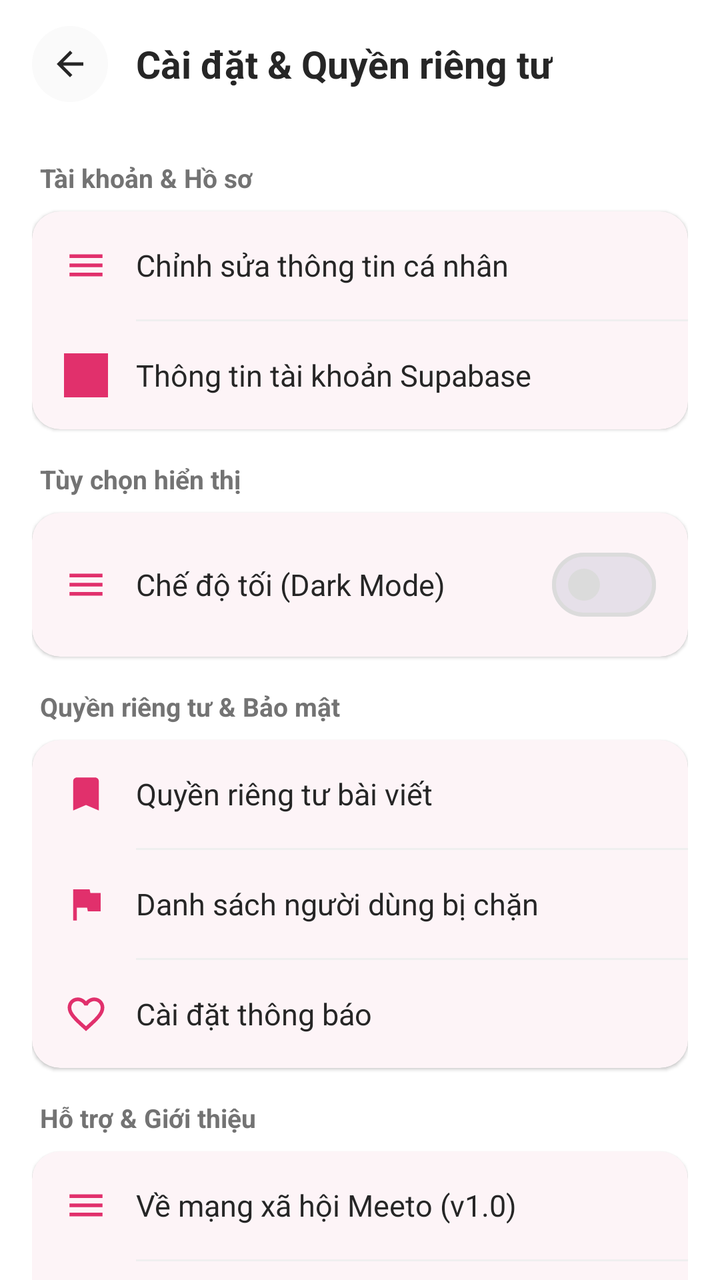
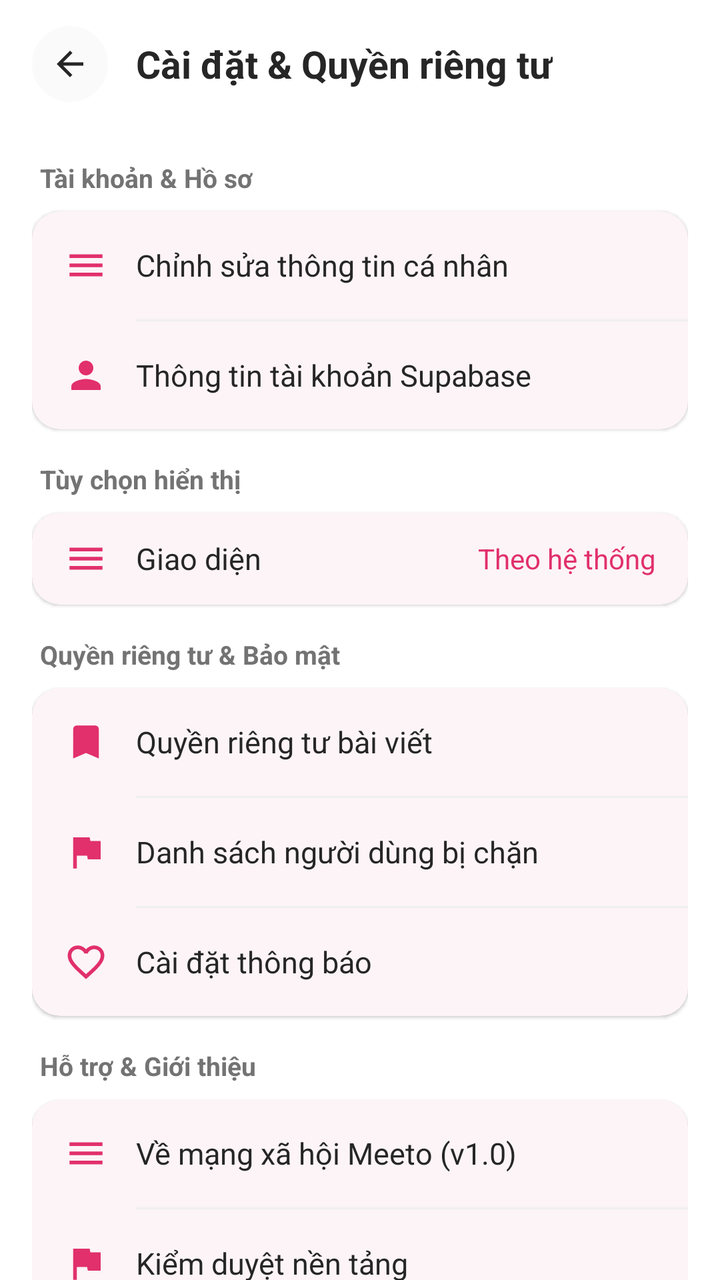

An Android layout rendered at two revisions. The XML below is the earlier revision; the diff shows what the commit changed to produce the second picture.
<!-- AndroidManifest.xml: application theme Theme.MeetoMXH -->
<!-- res/layout/activity_settings.xml -->
<?xml version="1.0" encoding="utf-8"?>
<LinearLayout xmlns:android="http://schemas.android.com/apk/res/android"
    xmlns:app="http://schemas.android.com/apk/res-auto"
    xmlns:tools="http://schemas.android.com/tools"
    android:layout_width="match_parent"
    android:layout_height="match_parent"
    android:background="@color/app_bg"
    android:orientation="vertical"
    tools:context=".SettingsActivity">

    
    <com.google.android.material.appbar.AppBarLayout
        android:layout_width="match_parent"
        android:layout_height="wrap_content"
        android:background="@color/surface_bg"
        android:fitsSystemWindows="true"
        app:elevation="1dp">

        <androidx.appcompat.widget.Toolbar
            android:id="@+id/toolbarSettings"
            android:layout_width="match_parent"
            android:layout_height="?attr/actionBarSize">

            <LinearLayout
                android:layout_width="match_parent"
                android:layout_height="match_parent"
                android:gravity="center_vertical"
                android:orientation="horizontal">

                <ImageView
                    android:id="@+id/btnBack"
                    android:layout_width="38dp"
                    android:layout_height="38dp"
                    android:background="@drawable/bg_icon_circle"
                    android:clickable="true"
                    android:contentDescription="Quay lại"
                    android:focusable="true"
                    android:padding="9dp"
                    android:src="@drawable/ic_arrow_back"
                    app:tint="@color/text_primary" />

                <TextView
                    android:layout_width="wrap_content"
                    android:layout_height="wrap_content"
                    android:layout_marginStart="14dp"
                    android:fontFamily="sans-serif-bold"
                    android:text="Cài đặt &amp; Quyền riêng tư"
                    android:textColor="@color/text_primary"
                    android:textSize="19sp"
                    android:textStyle="bold" />

            </LinearLayout>

        </androidx.appcompat.widget.Toolbar>

    </com.google.android.material.appbar.AppBarLayout>

    <androidx.core.widget.NestedScrollView
        android:id="@+id/settingsScroll"
        android:layout_width="match_parent"
        android:layout_height="match_parent"
        android:fillViewport="true">

        <LinearLayout
            android:layout_width="match_parent"
            android:layout_height="wrap_content"
            android:orientation="vertical"
            android:padding="16dp">

            
            <TextView
                android:layout_width="wrap_content"
                android:layout_height="wrap_content"
                android:layout_marginStart="4dp"
                android:layout_marginBottom="8dp"
                android:text="Tài khoản &amp; Hồ sơ"
                android:textColor="@color/text_secondary"
                android:textSize="13sp"
                android:textStyle="bold" />

            <com.google.android.material.card.MaterialCardView
                style="@style/Widget.Meeto.Card"
                android:layout_width="match_parent"
                android:layout_height="wrap_content"
                android:layout_marginBottom="16dp"
                app:cardCornerRadius="14dp">

                <LinearLayout
                    android:layout_width="match_parent"
                    android:layout_height="wrap_content"
                    android:orientation="vertical">

                    
                    <LinearLayout
                        android:id="@+id/rowEditProfile"
                        android:layout_width="match_parent"
                        android:layout_height="54dp"
                        android:background="?android:attr/selectableItemBackground"
                        android:clickable="true"
                        android:focusable="true"
                        android:gravity="center_vertical"
                        android:paddingHorizontal="16dp">

                        <ImageView
                            android:layout_width="22dp"
                            android:layout_height="22dp"
                            android:contentDescription="@null"
                            android:src="@drawable/ic_menu"
                            app:tint="@color/brand_blue" />

                        <TextView
                            android:layout_width="0dp"
                            android:layout_height="wrap_content"
                            android:layout_marginStart="14dp"
                            android:layout_weight="1"
                            android:text="Chỉnh sửa thông tin cá nhân"
                            android:textColor="@color/text_primary"
                            android:textSize="15sp" />

                    </LinearLayout>

                    <View
                        android:layout_width="match_parent"
                        android:layout_height="1dp"
                        android:layout_marginStart="52dp"
                        android:background="@color/divider_color" />

                    
                    <LinearLayout
                        android:id="@+id/rowAccountInfo"
                        android:layout_width="match_parent"
                        android:layout_height="54dp"
                        android:background="?android:attr/selectableItemBackground"
                        android:clickable="true"
                        android:focusable="true"
                        android:gravity="center_vertical"
                        android:paddingHorizontal="16dp">

                        <ImageView
                            android:layout_width="22dp"
                            android:layout_height="22dp"
                            android:contentDescription="@null"
                            android:src="@drawable/avatar_neutral"
                            app:tint="@color/brand_blue" />

                        <TextView
                            android:layout_width="0dp"
                            android:layout_height="wrap_content"
                            android:layout_marginStart="14dp"
                            android:layout_weight="1"
                            android:text="Thông tin tài khoản Supabase"
                            android:textColor="@color/text_primary"
                            android:textSize="15sp" />

                    </LinearLayout>

                </LinearLayout>

            </com.google.android.material.card.MaterialCardView>

            
            <TextView
                android:layout_width="wrap_content"
                android:layout_height="wrap_content"
                android:layout_marginStart="4dp"
                android:layout_marginBottom="8dp"
                android:text="Tùy chọn hiển thị"
                android:textColor="@color/text_secondary"
                android:textSize="13sp"
                android:textStyle="bold" />

            <com.google.android.material.card.MaterialCardView
                style="@style/Widget.Meeto.Card"
                android:layout_width="match_parent"
                android:layout_height="wrap_content"
                android:layout_marginBottom="16dp"
                app:cardCornerRadius="14dp">

                <LinearLayout
                    android:layout_width="match_parent"
                    android:layout_height="wrap_content"
                    android:gravity="center_vertical"
                    android:orientation="horizontal"
                    android:paddingHorizontal="16dp"
                    android:paddingVertical="12dp">

                    <ImageView
                        android:layout_width="22dp"
                        android:layout_height="22dp"
                        android:contentDescription="@null"
                        android:src="@drawable/ic_menu"
                        app:tint="@color/brand_blue" />

                    <TextView
                        android:layout_width="0dp"
                        android:layout_height="wrap_content"
                        android:layout_marginStart="14dp"
                        android:layout_weight="1"
                        android:text="Chế độ tối (Dark Mode)"
                        android:textColor="@color/text_primary"
                        android:textSize="15sp" />

                    <com.google.android.material.materialswitch.MaterialSwitch
                        android:id="@+id/switchDarkModeSettings"
                        android:layout_width="wrap_content"
                        android:layout_height="wrap_content"
                        android:saveEnabled="false" />

                </LinearLayout>

            </com.google.android.material.card.MaterialCardView>

            
            <TextView
                android:layout_width="wrap_content"
                android:layout_height="wrap_content"
                android:layout_marginStart="4dp"
                android:layout_marginBottom="8dp"
                android:text="Quyền riêng tư &amp; Bảo mật"
                android:textColor="@color/text_secondary"
                android:textSize="13sp"
                android:textStyle="bold" />

            <com.google.android.material.card.MaterialCardView
                style="@style/Widget.Meeto.Card"
                android:layout_width="match_parent"
                android:layout_height="wrap_content"
                android:layout_marginBottom="16dp"
                app:cardCornerRadius="14dp">

                <LinearLayout
                    android:layout_width="match_parent"
                    android:layout_height="wrap_content"
                    android:orientation="vertical">

                    <LinearLayout
                        android:id="@+id/rowPrivacy"
                        android:layout_width="match_parent"
                        android:layout_height="54dp"
                        android:background="?android:attr/selectableItemBackground"
                        android:clickable="true"
                        android:focusable="true"
                        android:gravity="center_vertical"
                        android:paddingHorizontal="16dp">

                        <ImageView
                            android:layout_width="22dp"
                            android:layout_height="22dp"
                            android:contentDescription="@null"
                            android:src="@drawable/ic_bookmark"
                            app:tint="@color/brand_blue" />

                        <TextView
                            android:layout_width="0dp"
                            android:layout_height="wrap_content"
                            android:layout_marginStart="14dp"
                            android:layout_weight="1"
                            android:text="Quyền riêng tư bài viết"
                            android:textColor="@color/text_primary"
                            android:textSize="15sp" />

                    </LinearLayout>

                    <View
                        android:layout_width="match_parent"
                        android:layout_height="1dp"
                        android:layout_marginStart="52dp"
                        android:background="@color/divider_color" />

                    <LinearLayout
                        android:id="@+id/rowBlocked"
                        android:layout_width="match_parent"
                        android:layout_height="54dp"
                        android:background="?android:attr/selectableItemBackground"
                        android:clickable="true"
                        android:focusable="true"
                        android:gravity="center_vertical"
                        android:paddingHorizontal="16dp">

                        <ImageView
                            android:layout_width="22dp"
                            android:layout_height="22dp"
                            android:contentDescription="@null"
                            android:src="@drawable/ic_report"
                            app:tint="@color/brand_blue" />

                        <TextView
                            android:layout_width="0dp"
                            android:layout_height="wrap_content"
                            android:layout_marginStart="14dp"
                            android:layout_weight="1"
                            android:text="Danh sách người dùng bị chặn"
                            android:textColor="@color/text_primary"
                            android:textSize="15sp" />

                    </LinearLayout>

                    <View
                        android:layout_width="match_parent"
                        android:layout_height="1dp"
                        android:layout_marginStart="52dp"
                        android:background="@color/divider_color" />

                    <LinearLayout
                        android:id="@+id/rowNotificationsSetting"
                        android:layout_width="match_parent"
                        android:layout_height="54dp"
                        android:background="?android:attr/selectableItemBackground"
                        android:clickable="true"
                        android:focusable="true"
                        android:gravity="center_vertical"
                        android:paddingHorizontal="16dp">

                        <ImageView
                            android:layout_width="22dp"
                            android:layout_height="22dp"
                            android:contentDescription="@null"
                            android:src="@drawable/ic_notifications"
                            app:tint="@color/brand_blue" />

                        <TextView
                            android:layout_width="0dp"
                            android:layout_height="wrap_content"
                            android:layout_marginStart="14dp"
                            android:layout_weight="1"
                            android:text="Cài đặt thông báo"
                            android:textColor="@color/text_primary"
                            android:textSize="15sp" />

                    </LinearLayout>

                </LinearLayout>

            </com.google.android.material.card.MaterialCardView>

            
            <TextView
                android:layout_width="wrap_content"
                android:layout_height="wrap_content"
                android:layout_marginStart="4dp"
                android:layout_marginBottom="8dp"
                android:text="Hỗ trợ &amp; Giới thiệu"
                android:textColor="@color/text_secondary"
                android:textSize="13sp"
                android:textStyle="bold" />

            <com.google.android.material.card.MaterialCardView
                style="@style/Widget.Meeto.Card"
                android:layout_width="match_parent"
                android:layout_height="wrap_content"
                android:layout_marginBottom="24dp"
                app:cardCornerRadius="14dp">

                <LinearLayout
                    android:layout_width="match_parent"
                    android:layout_height="wrap_content"
                    android:orientation="vertical">

                    <LinearLayout
                        android:id="@+id/rowHelp"
                        android:layout_width="match_parent"
                        android:layout_height="54dp"
                        android:background="?android:attr/selectableItemBackground"
                        android:clickable="true"
                        android:focusable="true"
                        android:gravity="center_vertical"
                        android:paddingHorizontal="16dp">

                        <ImageView
                            android:layout_width="22dp"
                            android:layout_height="22dp"
                            android:contentDescription="@null"
                            android:src="@drawable/ic_menu"
                            app:tint="@color/brand_blue" />

                        <TextView
                            android:layout_width="0dp"
                            android:layout_height="wrap_content"
                            android:layout_marginStart="14dp"
                            android:layout_weight="1"
                            android:text="Về mạng xã hội Meeto (v1.0)"
                            android:textColor="@color/text_primary"
                            android:textSize="15sp" />

                    </LinearLayout>

                    <View
                        android:layout_width="match_parent"
                        android:layout_height="1dp"
                        android:layout_marginStart="52dp"
                        android:background="@color/divider_color" />

                    <LinearLayout
                        android:id="@+id/rowPlatformModeration"
                        android:layout_width="match_parent"
                        android:layout_height="54dp"
                        android:background="?android:attr/selectableItemBackground"
                        android:clickable="true"
                        android:focusable="true"
                        android:gravity="center_vertical"
                        android:paddingHorizontal="16dp">
                        <ImageView android:layout_width="22dp" android:layout_height="22dp"
                            android:contentDescription="@null" android:src="@drawable/ic_report" app:tint="@color/brand_blue" />
                        <TextView android:layout_width="0dp" android:layout_height="wrap_content"
                            android:layout_marginStart="14dp" android:layout_weight="1"
                            android:text="Kiểm duyệt nền tảng" android:textColor="@color/text_primary" android:textSize="15sp" />
                    </LinearLayout>

                    <View android:layout_width="match_parent" android:layout_height="1dp"
                        android:layout_marginStart="52dp" android:background="@color/divider_color" />

                    <LinearLayout
                        android:id="@+id/rowDeleteAccount"
                        android:layout_width="match_parent"
                        android:layout_height="54dp"
                        android:background="?android:attr/selectableItemBackground"
                        android:clickable="true"
                        android:focusable="true"
                        android:gravity="center_vertical"
                        android:paddingHorizontal="16dp">

                        <ImageView
                            android:layout_width="22dp"
                            android:layout_height="22dp"
                            android:contentDescription="@null"
                            android:src="@drawable/ic_logout"
                            app:tint="@color/status_error" />

                        <TextView
                            android:layout_width="0dp"
                            android:layout_height="wrap_content"
                            android:layout_marginStart="14dp"
                            android:layout_weight="1"
                            android:text="Yêu cầu vô hiệu hóa tài khoản"
                            android:textColor="@color/status_error"
                            android:textSize="15sp" />

                    </LinearLayout>

                </LinearLayout>

            </com.google.android.material.card.MaterialCardView>

            
            <com.google.android.material.button.MaterialButton
                android:id="@+id/btnLogoutSettings"
                style="@style/Widget.Material3.Button.UnelevatedButton"
                android:layout_width="match_parent"
                android:layout_height="50dp"
                android:layout_marginBottom="16dp"
                android:backgroundTint="@color/surface_variant"
                android:text="Đăng xuất"
                android:textAllCaps="false"
                android:textColor="@color/status_error"
                android:textSize="15sp"
                android:textStyle="bold"
                app:cornerRadius="12dp"
                app:icon="@drawable/ic_logout"
                app:iconGravity="textStart"
                app:iconPadding="8dp"
                app:iconTint="@color/status_error" />

        </LinearLayout>

    </androidx.core.widget.NestedScrollView>

</LinearLayout>
<!-- resources referenced by this layout -->
<resources>
  <!-- drawable avatar_neutral (drawable) -->
  <vector xmlns:android="http://schemas.android.com/apk/res/android" android:width="96dp" android:height="96dp" android:viewportWidth="96" android:viewportHeight="96">
      <path android:fillColor="#FFDCEFF0" android:pathData="M0,0h96v96h-96z" />
      <path android:fillColor="#FF287D83" android:pathData="M16,96c2,-22 17,-34 32,-34s30,12 32,34z" />
      <path android:fillColor="#FFF3C9A8" android:pathData="M31,38c0,-14 8,-24 17,-24s17,10 17,24v7c0,13 -8,22 -17,22s-17,-9 -17,-22z" />
      <path android:fillColor="#FF475C66" android:pathData="M29,37c1,-19 9,-29 20,-29 12,0 20,10 19,28 -5,-4 -8,-10 -10,-15 -7,7 -17,11 -29,11z" />
  </vector>
  <style name="Base.Theme.MeetoMXH" parent="Theme.Material3.DayNight.NoActionBar">
          
          <item name="colorPrimary">@color/brand_blue</item>
          <item name="colorOnPrimary">@color/white</item>
          <item name="colorPrimaryContainer">@color/primary_container</item>
          <item name="colorOnPrimaryContainer">@color/on_primary_container</item>
  
          
          <item name="colorSurface">@color/surface_bg</item>
          <item name="colorOnSurface">@color/text_primary</item>
          <item name="colorSurfaceVariant">@color/surface_variant</item>
          <item name="colorOnSurfaceVariant">@color/text_secondary</item>
          <item name="android:colorBackground">@color/app_bg</item>
          <item name="colorOnBackground">@color/text_primary</item>
          <item name="android:windowBackground">@color/app_bg</item>
  
          
          <item name="android:textColorPrimary">@color/text_primary</item>
          <item name="android:textColorSecondary">@color/text_secondary</item>
          <item name="android:textColorHint">@color/text_hint</item>
  
          
          <item name="colorOutline">@color/outline_color</item>
          <item name="colorOutlineVariant">@color/divider_color</item>
          <item name="colorError">@color/status_error</item>
  
          
          <item name="android:statusBarColor">@color/surface_bg</item>
          <item name="android:windowLightStatusBar" tools:targetApi="23">true</item>
          <item name="android:navigationBarColor">@color/surface_bg</item>
          <item name="android:windowLightNavigationBar" tools:targetApi="27">true</item>
      </style>
  <!-- unchanged entries left out for length: 26 -->
</resources>

<!-- the commit's change to res/layout/activity_settings.xml (unified diff, before → after) -->
@@ -140,7 +140,7 @@
                             android:layout_width="22dp"
                             android:layout_height="22dp"
                             android:contentDescription="@null"
-                            android:src="@drawable/avatar_neutral"
+                            android:src="@drawable/ic_person"
                             app:tint="@color/brand_blue" />
 
                         <TextView
@@ -177,8 +177,12 @@
                 app:cardCornerRadius="14dp">
 
                 <LinearLayout
+                    android:id="@+id/rowThemeModeSettings"
                     android:layout_width="match_parent"
                     android:layout_height="wrap_content"
+                    android:background="?android:attr/selectableItemBackground"
+                    android:clickable="true"
+                    android:focusable="true"
                     android:gravity="center_vertical"
                     android:orientation="horizontal"
                     android:paddingHorizontal="16dp"
@@ -196,15 +200,17 @@
                         android:layout_height="wrap_content"
                         android:layout_marginStart="14dp"
                         android:layout_weight="1"
-                        android:text="Chế độ tối (Dark Mode)"
+                        android:text="Giao diện"
                         android:textColor="@color/text_primary"
                         android:textSize="15sp" />
 
-                    <com.google.android.material.materialswitch.MaterialSwitch
-                        android:id="@+id/switchDarkModeSettings"
+                    <TextView
+                        android:id="@+id/tvThemeModeSettings"
                         android:layout_width="wrap_content"
                         android:layout_height="wrap_content"
-                        android:saveEnabled="false" />
+                        android:text="Theo hệ thống"
+                        android:textColor="@color/brand_blue"
+                        android:textSize="14sp" />
 
                 </LinearLayout>
 
<!-- resource entries referenced after the edit -->
@@ -1,11 +1,14 @@
 <!-- resources referenced by this layout -->
 <resources>
-  <!-- drawable avatar_neutral (drawable) -->
-  <vector xmlns:android="http://schemas.android.com/apk/res/android" android:width="96dp" android:height="96dp" android:viewportWidth="96" android:viewportHeight="96">
-      <path android:fillColor="#FFDCEFF0" android:pathData="M0,0h96v96h-96z" />
-      <path android:fillColor="#FF287D83" android:pathData="M16,96c2,-22 17,-34 32,-34s30,12 32,34z" />
-      <path android:fillColor="#FFF3C9A8" android:pathData="M31,38c0,-14 8,-24 17,-24s17,10 17,24v7c0,13 -8,22 -17,22s-17,-9 -17,-22z" />
-      <path android:fillColor="#FF475C66" android:pathData="M29,37c1,-19 9,-29 20,-29 12,0 20,10 19,28 -5,-4 -8,-10 -10,-15 -7,7 -17,11 -29,11z" />
+  <!-- drawable ic_person (drawable) -->
+  <vector xmlns:android="http://schemas.android.com/apk/res/android"
+      android:width="24dp"
+      android:height="24dp"
+      android:viewportWidth="24"
+      android:viewportHeight="24">
+    <path
+        android:fillColor="@color/text_primary"
+        android:pathData="M12,12c2.21,0 4,-1.79 4,-4s-1.79,-4 -4,-4 -4,1.79 -4,4 1.79,4 4,4zM12,14c-2.67,0 -8,1.34 -8,4v2h16v-2c0,-2.66 -5.33,-4 -8,-4z"/>
   </vector>
   <style name="Base.Theme.MeetoMXH" parent="Theme.Material3.DayNight.NoActionBar">
           
@@ -13,6 +16,12 @@
           <item name="colorOnPrimary">@color/white</item>
           <item name="colorPrimaryContainer">@color/primary_container</item>
           <item name="colorOnPrimaryContainer">@color/on_primary_container</item>
+          <item name="colorSecondary">@color/brand_blue</item>
+          <item name="colorOnSecondary">@color/white</item>
+          <item name="colorTertiary">@color/ig_purple</item>
+          <item name="colorOnTertiary">@color/white</item>
+          <item name="colorAccent">@color/brand_blue</item>
+          <item name="android:colorAccent">@color/brand_blue</item>
   
           
           <item name="colorSurface">@color/surface_bg</item>
@@ -34,11 +43,90 @@
           <item name="colorError">@color/status_error</item>
   
           
+          <item name="alertDialogTheme">@style/ThemeOverlay.Meeto.AlertDialog</item>
+          <item name="android:alertDialogTheme">@style/ThemeOverlay.Meeto.AlertDialog</item>
+          <item name="materialAlertDialogTheme">@style/ThemeOverlay.Meeto.AlertDialog</item>
+          <item name="bottomSheetDialogTheme">@style/ThemeOverlay.Meeto.BottomSheetDialog</item>
+          <item name="materialButtonStyle">@style/Widget.Meeto.Button.Default</item>
+          <item name="buttonStyle">@style/Widget.Meeto.Button.Legacy</item>
+          <item name="android:buttonStyle">@style/Widget.Meeto.Button.Legacy</item>
+          <item name="buttonBarPositiveButtonStyle">@style/Widget.Meeto.Button.Dialog</item>
+          <item name="buttonBarNegativeButtonStyle">@style/Widget.Meeto.Button.Dialog</item>
+  
+          
           <item name="android:statusBarColor">@color/surface_bg</item>
           <item name="android:windowLightStatusBar" tools:targetApi="23">true</item>
           <item name="android:navigationBarColor">@color/surface_bg</item>
           <item name="android:windowLightNavigationBar" tools:targetApi="27">true</item>
       </style>
+  <color name="ig_purple">#833AB4</color>
+  <style name="ThemeOverlay.Meeto.AlertDialog" parent="ThemeOverlay.Material3.MaterialAlertDialog">
+          <item name="android:windowBackground">@drawable/bg_dialog_window</item>
+          <item name="colorSurface">@color/surface_bg</item>
+          <item name="colorOnSurface">@color/text_primary</item>
+          <item name="colorPrimary">@color/brand_blue</item>
+          <item name="colorOnPrimary">@color/white</item>
+          <item name="shapeAppearance">@style/ShapeAppearance.Meeto.Dialog</item>
+      </style>
+  <style name="ThemeOverlay.Meeto.BottomSheetDialog" parent="ThemeOverlay.Material3.BottomSheetDialog">
+          <item name="bottomSheetStyle">@style/Widget.Meeto.BottomSheet</item>
+      </style>
+  <style name="Widget.Meeto.Button.Default" parent="Widget.Material3.Button">
+          <item name="cornerRadius">@dimen/corner_radius_medium</item>
+          <item name="android:textAllCaps">false</item>
+          <item name="android:textStyle">bold</item>
+          <item name="android:textSize">14sp</item>
+          <item name="backgroundTint">@color/brand_blue</item>
+          <item name="android:textColor">@color/white</item>
+          <item name="android:minHeight">@dimen/button_height_standard</item>
+      </style>
+  <style name="Widget.Meeto.Button.Legacy" parent="Widget.AppCompat.Button">
+          <item name="android:background">@drawable/bg_button_neutral</item>
+          <item name="android:textColor">@color/text_primary</item>
+          <item name="android:textAllCaps">false</item>
+          <item name="android:textStyle">bold</item>
+          <item name="android:textSize">14sp</item>
+          <item name="android:minHeight">@dimen/button_height_standard</item>
+          <item name="android:paddingStart">16dp</item>
+          <item name="android:paddingEnd">16dp</item>
+      </style>
+  <style name="Widget.Meeto.Button.Dialog" parent="Widget.Material3.Button.TextButton">
+          <item name="android:textAllCaps">false</item>
+          <item name="android:textColor">@color/brand_blue</item>
+      </style>
+  <!-- drawable bg_dialog_window (drawable) -->
+  <?xml version="1.0" encoding="utf-8"?>
+  <shape xmlns:android="http://schemas.android.com/apk/res/android" android:shape="rectangle">
+      <solid android:color="@color/surface_bg" />
+      <corners android:radius="@dimen/corner_radius_dialog" />
+      <stroke android:width="1dp" android:color="@color/outline_color" />
+  </shape>
+  <style name="ShapeAppearance.Meeto.Dialog" parent="ShapeAppearance.Material3.Corner.Large">
+          <item name="cornerSize">@dimen/corner_radius_dialog</item>
+      </style>
+  <style name="Widget.Meeto.BottomSheet" parent="Widget.Material3.BottomSheet">
+          <item name="backgroundTint">@color/surface_bg</item>
+          <item name="shapeAppearance">@style/ShapeAppearance.Meeto.LargeComponent</item>
+      </style>
+  <dimen name="corner_radius_medium">10dp</dimen>
+  <dimen name="button_height_standard">48dp</dimen>
+  <!-- drawable bg_button_neutral (drawable) -->
+  <?xml version="1.0" encoding="utf-8"?>
+  <ripple xmlns:android="http://schemas.android.com/apk/res/android" android:color="@color/icon_button_bg_pressed">
+      <item>
+          <shape android:shape="rectangle">
+              <solid android:color="@color/surface_variant" />
+              <corners android:radius="@dimen/corner_radius_medium" />
+          </shape>
+      </item>
+  </ripple>
+  <dimen name="corner_radius_dialog">22dp</dimen>
+  <style name="ShapeAppearance.Meeto.LargeComponent" parent="ShapeAppearance.Material3.LargeComponent">
+          <item name="cornerSizeTopLeft">16dp</item>
+          <item name="cornerSizeTopRight">16dp</item>
+          <item name="cornerSizeBottomLeft">0dp</item>
+          <item name="cornerSizeBottomRight">0dp</item>
+      </style>
   <!-- unchanged entries left out for length: 26 -->
 </resources>
 
